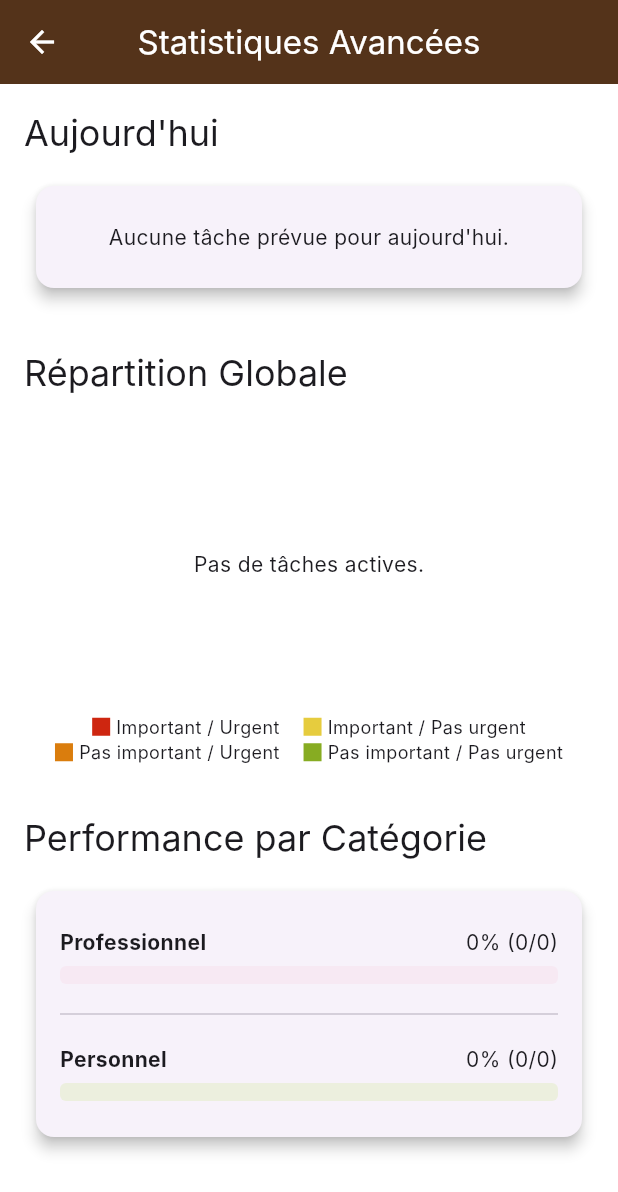
After one commit to EliotLouys/task_planner, a Flutter app: the screen it shows after launch, after a tap on the "analytics" icon, on a phone screen of 412 x 824 dp. The commit adds this screen. Shown: the top 1192 px of the screen. Run offline on Flutter 3.47's test engine with Material 3 defaults, Android fonts, the phone set to English and light mode, and no system bars; our stand-ins replace fl_chart, flutter_local_notifications, flutter_secure_storage, timezone; Roboto replaces fonts that are missing (Inter); statements that could not run were skipped.

Commit message:
Adding some statistics

```diff
--- a/lib/data/tasks.dart
+++ b/lib/data/tasks.dart
@@ -19,6 +19,7 @@ class Tasks {
   final ImportanceLevel isImportant;
   final UrgencyLevel isUrgent;
   final ReminderValues reminderValue;
+  final DateTime? completedAt;
 
   Tasks({
     String? id,
@@ -30,6 +31,7 @@ class Tasks {
     required this.isImportant,
     required this.isUrgent,
     required this.reminderValue,
+    this.completedAt,
   }) : id = id ?? _uuid.v4();
 
   Map<String, dynamic> toJson() {
@@ -43,6 +45,7 @@ class Tasks {
       'isImportant': isImportant.name,
       'isUrgent': isUrgent.name,
       'reminderValue': reminderValue.name,
+      'completedAt': completedAt?.toIso8601String(),
     };
   }
 
@@ -80,6 +83,7 @@ class Tasks {
       isImportant: parseImportance(json['isImportant'] as String),
       isUrgent: parseUrgency(json['isUrgent'] as String),
       reminderValue: parseReminder(json['reminderValue'] as String),
+      completedAt: DateTime.parse(json['completedAt']),
     );
   }
 
@@ -211,6 +215,7 @@ class TasksProvider extends ChangeNotifier {
         isImportant: oldTask.isImportant,
         isUrgent: oldTask.isUrgent,
         reminderValue: oldTask.reminderValue,
+        completedAt: !oldTask.isCompleted ? DateTime.now() : null,
       );
       _tasks[index] = newTask;
 
@@ -218,7 +223,7 @@ class TasksProvider extends ChangeNotifier {
       if (newTask.isCompleted) {
         NotificationService.cancelNotification(newTask.id);
         // If archived, remove it from the list for today
-        _todayTasksProvider?.removeDeletedTask(newTask);
+        _todayTasksProvider?.updateTask(oldTask, newTask);
       } else {
         NotificationService.scheduleTaskReminder(newTask);
         // If unarchived, update the task instance in the list for today
@@ -273,4 +278,20 @@ class TasksProvider extends ChangeNotifier {
       }
     }
   }
+
+  int getGlobalTaskCount(ImportanceLevel importance, UrgencyLevel urgency) {
+    // We use 'tasks' getter which already filters out completed tasks
+    return tasks
+        .where((t) => t.isImportant == importance && t.isUrgent == urgency)
+        .length;
+  }
+
+  // 2. Method to calculate overall completion rate (for Summary Stat)
+  Map<String, int> getCompletionStats() {
+    final total = _tasks.length;
+    final completed = _tasks.where((task) => task.isCompleted == true).length;
+    final todo = total - completed;
+
+    return {'total': total, 'completed': completed, 'todo': todo};
+  }
 }
--- /dev/null
+++ b/lib/stats_page/stats_page.dart
@@ -0,0 +1,303 @@
+import 'package:fl_chart/fl_chart.dart';
+import 'package:flutter/material.dart';
+import 'package:provider/provider.dart';
+import 'package:zbeub_task_plan/data/enums.dart';
+import 'package:zbeub_task_plan/data/tasks.dart';
+import 'package:zbeub_task_plan/data/today_tasks.dart'; // Import TodayTasksProvider
+import 'package:zbeub_task_plan/theme/app_theme.dart';
+
+class StatsPage extends StatelessWidget {
+  const StatsPage({super.key});
+
+  static Route<void> route() {
+    return MaterialPageRoute<void>(
+      settings: const RouteSettings(name: '/StatsPage'),
+      builder: (_) => const StatsPage(),
+    );
+  }
+
+  @override
+  Widget build(BuildContext context) {
+    return Scaffold(
+      appBar: AppBar(title: const Text('Statistiques Avancées')),
+      // 1. Listen to both Providers
+      body: Consumer2<TasksProvider, TodayTasksProvider>(
+        builder: (context, tasksProvider, todayTasksProvider, child) {
+          return SingleChildScrollView(
+            padding: const EdgeInsets.all(16.0),
+            child: Column(
+              crossAxisAlignment: CrossAxisAlignment.stretch,
+              children: <Widget>[
+                // --- SECTION 1: TODAY'S STATS ---
+                Text(
+                  "Aujourd'hui",
+                  style: Theme.of(context).textTheme.headlineSmall,
+                ),
+                const SizedBox(height: 12),
+                _buildTodaySummary(context, todayTasksProvider),
+
+                const SizedBox(height: 32),
+
+                // --- SECTION 2: GLOBAL STATS (Pie Chart) ---
+                Text(
+                  "Répartition Globale",
+                  style: Theme.of(context).textTheme.headlineSmall,
+                ),
+                const SizedBox(height: 12),
+                SizedBox(
+                  height: 200, // Reduced height
+                  child: _buildPieChart(context, tasksProvider),
+                ),
+                // Legend
+                Wrap(
+                  alignment: WrapAlignment.center,
+                  spacing: 16,
+                  children: [
+                    _buildLegendItem(
+                      context,
+                      tasksProvider,
+                      ImportanceLevel.important,
+                      UrgencyLevel.urgent,
+                    ),
+                    _buildLegendItem(
+                      context,
+                      tasksProvider,
+                      ImportanceLevel.important,
+                      UrgencyLevel.notUrgent,
+                    ),
+                    _buildLegendItem(
+                      context,
+                      tasksProvider,
+                      ImportanceLevel.notImportant,
+                      UrgencyLevel.urgent,
+                    ),
+                    _buildLegendItem(
+                      context,
+                      tasksProvider,
+                      ImportanceLevel.notImportant,
+                      UrgencyLevel.notUrgent,
+                    ),
+                  ],
+                ),
+
+                const SizedBox(height: 32),
+
+                // --- SECTION 3: CATEGORY STATS ("Something like that") ---
+                Text(
+                  "Performance par Catégorie",
+                  style: Theme.of(context).textTheme.headlineSmall,
+                ),
+                const SizedBox(height: 12),
+                _buildCategoryComparison(context, tasksProvider),
+              ],
+            ),
+          );
+        },
+      ),
+    );
+  }
+
+  // --- WIDGET BUILDERS ---
+
+  Widget _buildTodaySummary(
+    BuildContext context,
+    TodayTasksProvider todayProvider,
+  ) {
+    final tasks = todayProvider.tasksForToday;
+    if (tasks.isEmpty) {
+      return const Card(
+        child: Padding(
+          padding: EdgeInsets.all(24.0),
+          child: Text(
+            "Aucune tâche prévue pour aujourd'hui.",
+            textAlign: TextAlign.center,
+          ),
+        ),
+      );
+    }
+
+    final total = tasks.length;
+    final completed = tasks.where((t) => t.isCompleted).length;
+    final progress = total == 0 ? 0.0 : completed / total;
+
+    return Card(
+      elevation: 2,
+      child: Padding(
+        padding: const EdgeInsets.all(20.0),
+        child: Row(
+          children: [
+            // Circular Progress Indicator
+            SizedBox(
+              height: 60,
+              width: 60,
+              child: Stack(
+                children: [
+                  Center(
+                    child: CircularProgressIndicator(
+                      value: progress,
+                      strokeWidth: 8,
+                      backgroundColor: Colors.grey[200],
+                      color: Theme.of(context).colorScheme.primary,
+                    ),
+                  ),
+                  Center(
+                    child: Text(
+                      "${(progress * 100).toInt()}%",
+                      style: const TextStyle(
+                        fontWeight: FontWeight.bold,
+                        fontSize: 12,
+                      ),
+                    ),
+                  ),
+                ],
+              ),
+            ),
+            const SizedBox(width: 20),
+            // Text Details
+            Expanded(
+              child: Column(
+                crossAxisAlignment: CrossAxisAlignment.start,
+                children: [
+                  Text(
+                    "$completed / $total Tâches terminées",
+                    style: const TextStyle(
+                      fontWeight: FontWeight.bold,
+                      fontSize: 16,
+                    ),
+                  ),
+                  const SizedBox(height: 4),
+                  Text(
+                    progress == 1.0
+                        ? "Tout est fini, bravo !"
+                        : "Courage, continue !",
+                    style: TextStyle(color: Colors.grey[600]),
+                  ),
+                ],
+              ),
+            ),
+          ],
+        ),
+      ),
+    );
+  }
+
+  Widget _buildCategoryComparison(
+    BuildContext context,
+    TasksProvider tasksProvider,
+  ) {
+    // Helper to calculate stats per category
+    Widget buildRow(String label, TasksCategories category, Color color) {
+      final allTasks =
+          tasksProvider.allTasks.where((t) => t.category == category).toList();
+      final total = allTasks.length;
+      final completed = allTasks.where((t) => t.isCompleted).length;
+      final pct = total == 0 ? 0.0 : completed / total;
+
+      return Padding(
+        padding: const EdgeInsets.symmetric(vertical: 8.0),
+        child: Column(
+          crossAxisAlignment: CrossAxisAlignment.start,
+          children: [
+            Row(
+              mainAxisAlignment: MainAxisAlignment.spaceBetween,
+              children: [
+                Text(
+                  label,
+                  style: const TextStyle(fontWeight: FontWeight.bold),
+                ),
+                Text("${(pct * 100).toInt()}% ($completed/$total)"),
+              ],
+            ),
+            const SizedBox(height: 6),
+            ClipRRect(
+              borderRadius: BorderRadius.circular(4),
+              child: LinearProgressIndicator(
+                value: pct,
+                minHeight: 12,
+                backgroundColor: color.withOpacity(0.2),
+                color: color,
+              ),
+            ),
+          ],
+        ),
+      );
+    }
+
+    return Card(
+      child: Padding(
+        padding: const EdgeInsets.all(16.0),
+        child: Column(
+          children: [
+            buildRow(
+              "Professionnel",
+              TasksCategories.professional,
+              AppTheme.professionalCategoryColor,
+            ),
+            const Divider(height: 24),
+            buildRow(
+              "Personnel",
+              TasksCategories.personal,
+              AppTheme.personalCategoryColor,
+            ),
+          ],
+        ),
+      ),
+    );
+  }
+
+  Widget _buildPieChart(BuildContext context, TasksProvider provider) {
+    PieChartSectionData buildSection(ImportanceLevel imp, UrgencyLevel urg) {
+      final count = provider.getGlobalTaskCount(imp, urg);
+      final color = AppTheme.getQuadrantColor(importance: imp, urgency: urg);
+      return PieChartSectionData(
+        color: color,
+        value: count.toDouble(),
+        title: count > 0 ? '$count' : '',
+        radius: 50,
+        titleStyle: const TextStyle(
+          fontSize: 14,
+          fontWeight: FontWeight.bold,
+          color: Colors.white,
+        ),
+      );
+    }
+
+    final totalActive = provider.tasks.length;
+    if (totalActive == 0)
+      return const Center(child: Text("Pas de tâches actives."));
+
+    return PieChart(
+      PieChartData(
+        sectionsSpace: 2,
+        centerSpaceRadius: 30,
+        sections: [
+          buildSection(ImportanceLevel.important, UrgencyLevel.urgent),
+          buildSection(ImportanceLevel.notImportant, UrgencyLevel.urgent),
+          buildSection(ImportanceLevel.notImportant, UrgencyLevel.notUrgent),
+          buildSection(ImportanceLevel.important, UrgencyLevel.notUrgent),
+        ],
+      ),
+    );
+  }
+
+  Widget _buildLegendItem(
+    BuildContext context,
+    TasksProvider provider,
+    ImportanceLevel imp,
+    UrgencyLevel urg,
+  ) {
+    final color = AppTheme.getQuadrantColor(importance: imp, urgency: urg);
+    // Shorten labels for the legend
+    String shortLabel =
+        "${getImportanceLevelName(imp)} / ${getUrgencyLevelName(urg)}";
+
+    return Row(
+      mainAxisSize: MainAxisSize.min,
+      children: [
+        Container(width: 12, height: 12, color: color),
+        const SizedBox(width: 4),
+        Text(shortLabel, style: const TextStyle(fontSize: 12)),
+      ],
+    );
+  }
+}
--- a/lib/ui/home_page/home_page.dart
+++ b/lib/ui/home_page/home_page.dart
@@ -1,4 +1,5 @@
 import 'package:flutter/material.dart';
+import 'package:zbeub_task_plan/stats_page/stats_page.dart';
 import 'package:zbeub_task_plan/theme/app_theme.dart';
 import 'package:zbeub_task_plan/ui/selection_page/selection_page.dart';
 import 'package:zbeub_task_plan/ui/settings_page/settings_page.dart';
@@ -22,6 +23,13 @@ class _MyHomePageState extends State<MyHomePage> {
         // AppBar style is now managed by AppTheme
         title: Text(widget.title),
         actions: [
+          IconButton(
+            // <--- Add this button
+            icon: const Icon(Icons.analytics_outlined),
+            onPressed: () {
+              Navigator.of(context).push(StatsPage.route());
+            },
+          ),
           IconButton(
             onPressed: () {
               Navigator.push(context, SettingsPage.route());
--- a/lib/ui/task_page/today_task_page.dart
+++ b/lib/ui/task_page/today_task_page.dart
@@ -53,16 +53,54 @@ class TodayTasksPage extends StatelessWidget {
             itemBuilder: (context, index) {
               final task = tasks[index];
               final categoryColor = AppTheme.getCategoryColor(task.category);
+              // --- ANIMATION LOGIC START ---
+              final bool isCompleted = task.isCompleted;
+              // Fixed height for a 3-line ListTile + padding/margins
+              const double cardHeight = 100.0;
+              // 6.0 vertical margin on Card in original implementation.
+              // We use 100.0 + 2*6.0 = 112.0 as the target open height.
+              final double targetHeight = isCompleted ? 0.0 : cardHeight + 12.0;
+              final double targetMarginVertical = isCompleted ? 0.0 : 6.0;
 
-              return Card(
-                key: ValueKey(task.id),
+              return AnimatedContainer(
+                key: ValueKey(
+                  task.id,
+                ), // Key MUST be here for ReorderableListView
+                duration: const Duration(milliseconds: 1000),
+                curve: Curves.easeInOutCubic,
+                height: targetHeight,
+                // Use padding to simulate margin collapse
+                padding: EdgeInsets.symmetric(
+                  horizontal: 10,
+                  vertical: targetMarginVertical,
+                ),
+
+                child: ClipRect(
+                  // Clips the content as it shrinks/expands
+                  child: AnimatedOpacity(
+                    opacity: isCompleted ? 0.0 : 1.0,
+                    duration: const Duration(milliseconds: 1000),
+                    curve: Curves.easeOut,
+
+                    // 2. Slide animation (Horizontal exit)
+                    child: Transform.translate(
+                      offset:
+                          isCompleted
+                              ? const Offset(-200, 0) // Slide off to the left
+                              : Offset.zero,
+
+                      // 3. The actual Card content (must contain the drag listener)
+                      child: Card(
                         elevation: 1,
-                margin: const EdgeInsets.symmetric(horizontal: 10, vertical: 6),
+                        // Margin is controlled by the AnimatedContainer padding above
+                        margin: EdgeInsets.zero,
                         color: AppTheme.getQuadrantColor(
                           importance: task.isImportant,
                           urgency: task.isUrgent,
                         ),
-                child: IntrinsicHeight(
+                        // Enforce a minimum height for predictable animation
+                        child: SizedBox(
+                          height: cardHeight,
                           child: Row(
                             crossAxisAlignment: CrossAxisAlignment.stretch,
                             children: [
@@ -73,14 +111,17 @@ class TodayTasksPage extends StatelessWidget {
                                 decoration: BoxDecoration(
                                   color: categoryColor,
                                   borderRadius: const BorderRadius.horizontal(
-                            left: Radius.circular(AppTheme.cardBorderRadius),
+                                    left: Radius.circular(
+                                      AppTheme.cardBorderRadius,
+                                    ),
                                   ),
                                 ),
                               ),
 
                               Expanded(
+                                // 4. RESTORED: ReorderableDelayedDragStartListener (for long-press drag)
                                 child: ReorderableDelayedDragStartListener(
-                          index: index, // Pass the current list index
+                                  index: index,
                                   child: ListTile(
                                     isThreeLine: true,
                                     title: Text(
@@ -94,6 +135,7 @@ class TodayTasksPage extends StatelessWidget {
                                                 : TextDecoration.none,
                                       ),
                                     ),
+                                    // ... (rest of subtitle and trailing content is here)
                                     subtitle: Text(
                                       'Échéance: ${task.dueDate.day}/${task.dueDate.month}/${task.dueDate.year} à ${task.dueDate.hour.toString().padLeft(2, '0')}:${task.dueDate.minute.toString().padLeft(2, '0')}',
                                       maxLines: 2,
@@ -102,58 +144,61 @@ class TodayTasksPage extends StatelessWidget {
                                     ),
                                     trailing: Row(
                                       mainAxisSize: MainAxisSize.min,
-                              crossAxisAlignment: CrossAxisAlignment.center,
-                              mainAxisAlignment: MainAxisAlignment.center,
+                                      crossAxisAlignment:
+                                          CrossAxisAlignment.center,
+                                      mainAxisAlignment:
+                                          MainAxisAlignment.center,
                                       children: [
-                                // 2. Delete Button (Smaller icon, minimal padding/constraints)
+                                        // 2. Delete Button
                                         IconButton(
                                           icon: const Icon(
                                             Icons.delete_forever,
                                             color: Colors.grey,
                                           ),
-                                  iconSize: 20.0, // Reduced icon size
-                                  padding:
-                                      EdgeInsets.zero, // Remove default padding
+                                          iconSize: 20.0,
+                                          padding: EdgeInsets.zero,
                                           constraints: const BoxConstraints(
                                             minWidth: 22,
                                             minHeight: 28,
-                                  ), // Aggressively minimal constraints
+                                          ),
                                           onPressed:
-                                      () => tasksProvider.removeTask(task),
+                                              () => tasksProvider.removeTask(
+                                                task,
+                                              ),
                                         ),
 
-                                // 3. Remove from Today's List button (Smaller icon, minimal padding/constraints)
+                                        // 3. Remove from Today's List button
                                         IconButton(
                                           icon: const Icon(
                                             Icons.remove_circle,
                                             color: Colors.red,
                                           ),
-                                  iconSize: 20.0, // Reduced icon size
-                                  padding:
-                                      EdgeInsets.zero, // Remove default padding
+                                          iconSize: 20.0,
+                                          padding: EdgeInsets.zero,
                                           constraints: const BoxConstraints(
                                             minWidth: 22,
                                             minHeight: 28,
-                                  ), // Aggressively minimal constraints
+                                          ),
                                           onPressed: () {
-                                    todayTasksProvider.removeTaskFromToday(
-                                      task,
-                                    );
+                                            todayTasksProvider
+                                                .removeTaskFromToday(task);
                                           },
                                         ),
 
-                                // 4. Checkbox (Reduced size, uses shrinkWrap to minimize tap target space)
+                                        // 4. Checkbox
                                         Transform.scale(
-                                  scale: 0.8, // Reduced checkbox size by 20%
+                                          scale: 0.8,
                                           child: Checkbox(
                                             value: task.isCompleted,
                                             onChanged: (_) {
-                                      tasksProvider.toggleTaskCompletion(task);
+                                              tasksProvider
+                                                  .toggleTaskCompletion(task);
                                             },
-                                    visualDensity: VisualDensity.compact,
-                                    // CRITICAL: Forces the Checkbox to take minimum size.
+                                            visualDensity:
+                                                VisualDensity.compact,
                                             materialTapTargetSize:
-                                        MaterialTapTargetSize.shrinkWrap,
+                                                MaterialTapTargetSize
+                                                    .shrinkWrap,
                                           ),
                                         ),
                                       ],
@@ -162,7 +207,8 @@ class TodayTasksPage extends StatelessWidget {
                                       showTaskFormModal(
                                         context,
                                         initialCategory: task.category,
-                                initialImportanceString: task.isImportant,
+                                        initialImportanceString:
+                                            task.isImportant,
                                         initialUrgencyString: task.isUrgent,
                                         taskToEdit: task,
                                       );
@@ -173,6 +219,10 @@ class TodayTasksPage extends StatelessWidget {
                             ],
                           ),
                         ),
+                      ),
+                    ),
+                  ),
+                ),
               );
             },
           );
--- a/pubspec.yaml
+++ b/pubspec.yaml
@@ -18,7 +18,7 @@ dependencies:
   flutter_local_notifications: ^17.1.2
   flutter_localizations:
     sdk: flutter
-
+  fl_chart: ^0.68.0
   # The following adds the Cupertino Icons font to your application.
   # Use with the CupertinoIcons class for iOS style icons.
   cupertino_icons: ^1.0.8
```
Also changed, not shown: pubspec.lock. Lines whose indentation alone changed are shown as unchanged.
